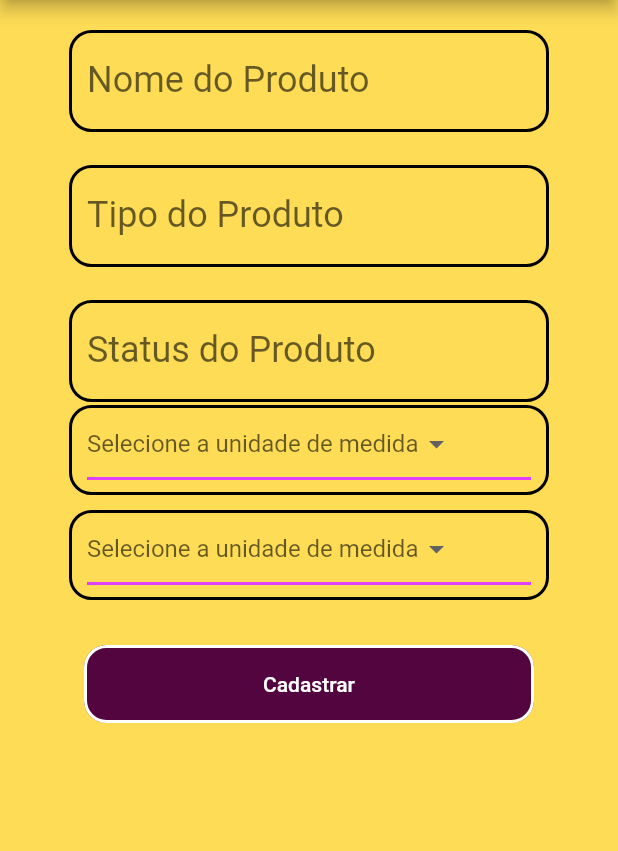
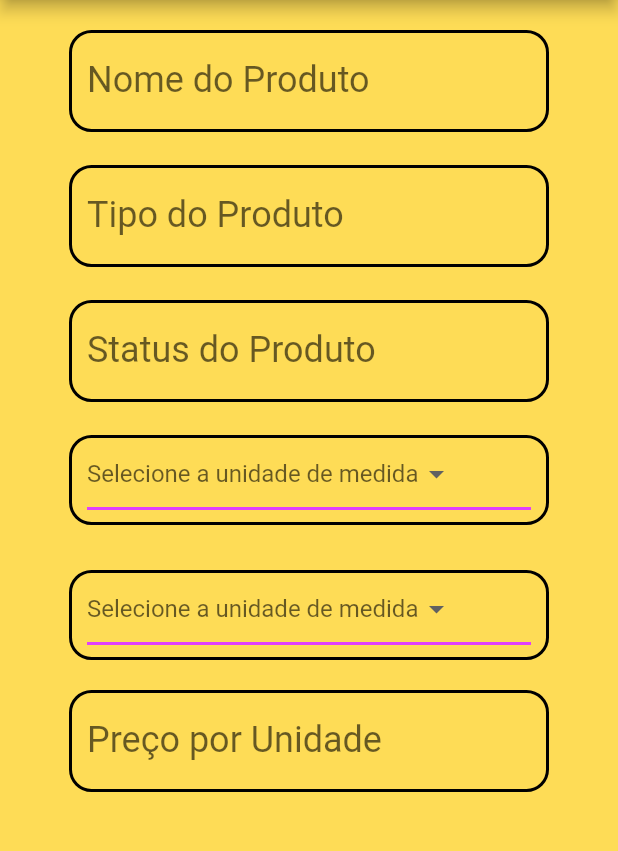
Before and after one commit to GuiPiovezan/aplicativo-point-summer-foods, a Flutter app: the CadastroProduto screen opened directly, on a phone screen of 412 x 824 dp, the part 84-935 px from its top. Run offline on Flutter 3.47's test engine with Material 2 defaults, Android fonts, the phone set to English and light mode, and no system bars; our stand-ins replace brasil_fields, cloud_firestore, firebase_auth, firebase_core; missing offline and left inert: dart:html; accounts and stored records are empty.

Commit message:
Adicionado o TexteFormField para adicionar o preço, Terminando a o espaçamento de cada TextFormField e iniciando  o RadioButtom

```diff
--- a/lib/View/CadastroProduto/cadastro-produto.dart
+++ b/lib/View/CadastroProduto/cadastro-produto.dart
@@ -1,3 +1,5 @@
+import 'dart:html';
+
 import 'package:cloud_firestore/cloud_firestore.dart';
 import 'package:flutter/material.dart';
 import 'package:pointsf/model/cadastro-produto-model.dart';
@@ -30,6 +32,7 @@ class _CadastroProdutoState extends State<CadastroProduto> {
   final TextEditingController _controladorNomeProduto = TextEditingController();
   final TextEditingController _controladorTipoProduto = TextEditingController();
   final TextEditingController _controladorStatusProduto = TextEditingController();
+  final TextEditingController _controladorPrecoUnidade = TextEditingController();
 
   @override
   Widget build(BuildContext context) {
@@ -65,19 +68,20 @@ class _CadastroProdutoState extends State<CadastroProduto> {
               CustomTextField(
                 controlador: _controladorNomeProduto,
                 descricaoCampo: "Nome do Produto",
-                placeholder: "Digite",
+                placeholder: "Nutella",
               ),
               CustomTextField(
                 controlador: _controladorTipoProduto,
                 descricaoCampo: "Tipo do Produto",
-                placeholder: "Digite",
+                placeholder: "Salgado",
               ),
               CustomTextField(
                 controlador: _controladorStatusProduto,
                 descricaoCampo: "Status do Produto",
-                placeholder: "Digite",
+                placeholder: "Ativo",
               ),
               Container(
+                margin: EdgeInsets.fromLTRB(0, 20, 0, 0),
                 padding: EdgeInsets.symmetric(horizontal: 10.0),
                 width: 320,
                 height: 60,
@@ -94,7 +98,9 @@ class _CadastroProdutoState extends State<CadastroProduto> {
                   value: dropDawnTipo,
                   isExpanded: false, // Espandir o botão de escolha
                   //disabledHint: Text("Selecione a unidade de medida"), // deixar uma mensagem indicando o que o usurio deve fazer clicando no botão
-                  hint: Text("Selecione a unidade de medida"), // para exibir no botão a opção escolhida
+                  hint: Text("Selecione a unidade de medida",
+                  textAlign: TextAlign.center,
+                  ), // para exibir no botão a opção escolhida
                   //focusColor: Colors.purple, // cor que o botão irá ficar quando for pressionado
                   //alignment: , // decidir se ficara ao meio ou aos lados
                   elevation: 16, // decidir para qual lado irá ser elevado o menu quando for clicado
@@ -108,13 +114,15 @@ class _CadastroProdutoState extends State<CadastroProduto> {
                   items: categories.map((String categories) {
                   return DropdownMenuItem(
                     value: categories,
-                    child: Text(categories),
+                    child: Text(categories,
+                    textAlign: TextAlign.center,
+                    ),
                   );
                 }).toList(),
                 ),
               ),
               Container(
-                margin: EdgeInsets.all(10),
+                margin: EdgeInsets.fromLTRB(0,30,0,0),
                 padding: EdgeInsets.symmetric(horizontal: 10.0),
                 width: 320,
                 height: 60,
@@ -150,9 +158,10 @@ class _CadastroProdutoState extends State<CadastroProduto> {
                 }).toList(),
                 ),
               ),
-              CustomTextButton(
-                textoBotao: "Cadastrar",
-                onPressed: () {}
+              CustomTextField(
+                controlador: _controladorPrecoUnidade,
+                descricaoCampo: "Preço por Unidade",
+                placeholder: "R 10,00", // passar esse placehouder como String
               ),
             ],
           ),
--- a/lib/View/app.dart
+++ b/lib/View/app.dart
@@ -7,7 +7,7 @@ class App extends StatelessWidget {
   @override
   Widget build(BuildContext context) {
     return MaterialApp(
-      home: Welcome(),
+      home: CadastroProduto(),
       debugShowCheckedModeBanner: false,
     );
   }
```
